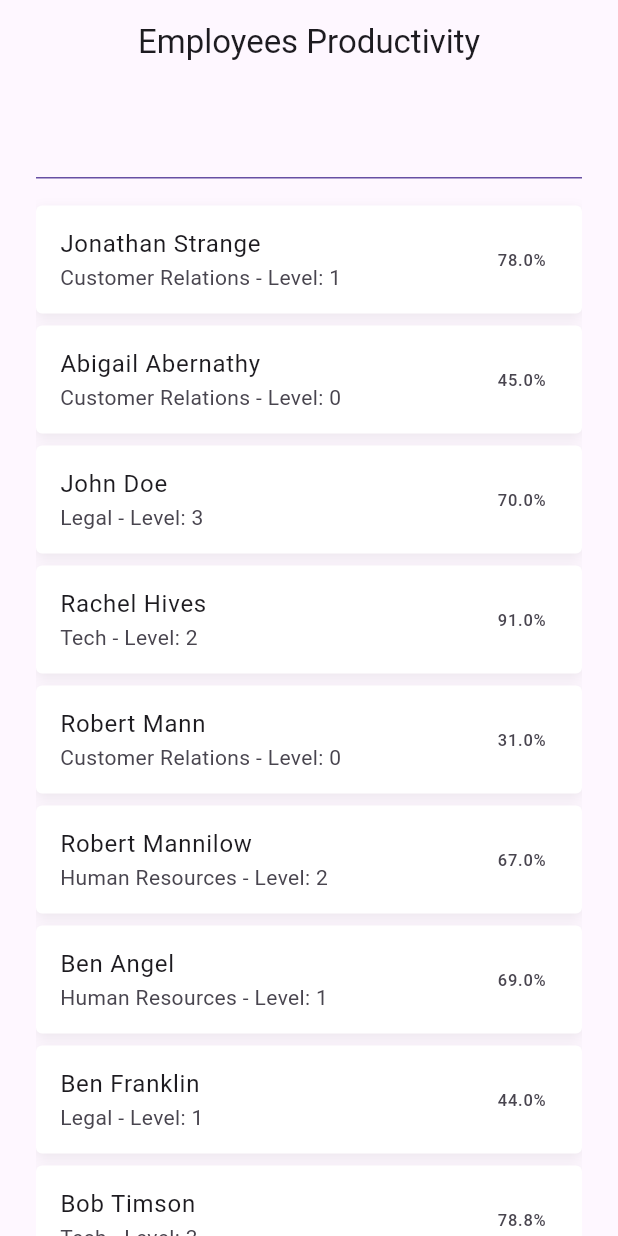
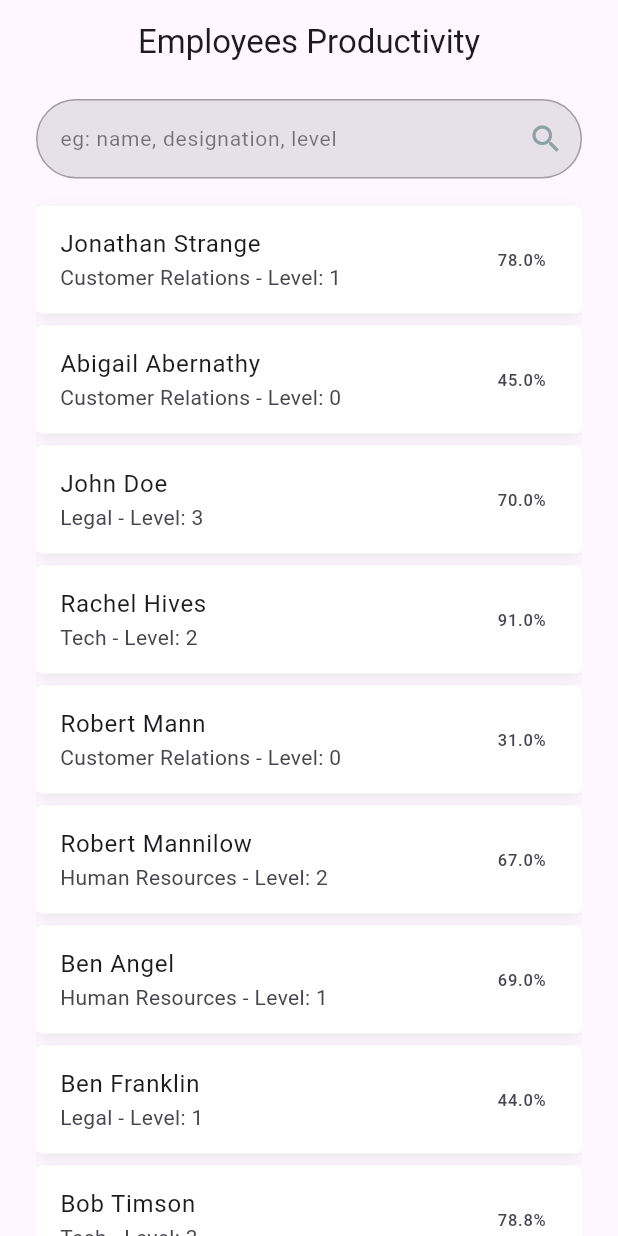
Before and after one commit to Shegzzy/employee_automation, a Flutter app: the screen it shows after launch, on a phone screen of 412 x 824 dp. Run offline on Flutter 3.47's test engine with Material 3 defaults, Android fonts, the phone set to English and light mode, and no system bars; our stand-ins replace sqflite; accounts and stored records are empty.

Commit message:
added new reusable text field widget and constant colors and employee utils

```diff
--- /dev/null
+++ b/lib/common/colors.dart
@@ -0,0 +1,21 @@
+import 'dart:ui';
+
+class AppColors{
+  static const Color primaryColor = Color(0xFF5669FF);
+  static const Color primaryTransparentColor = Color(0xFF4AD2E4);
+  static const Color disabledColor = Color(0xFFC7CDFF);
+  static const Color blackColor = Color(0xFF000000);
+  static Color hintTextColor = const Color(0xFF000000).withValues(alpha: 0.5);
+  static const Color textColor = Color(0xFF101010);
+  static const Color cancelButtonColor = Color(0xFFF35656);
+  static const Color addressTextColor = Color(0xFF747688);
+  static const Color whiteColor = Color(0xFFFFFFFF);
+  static const Color greyColor = Color(0xFF8EA1A6);
+  static const Color resendCodeColor = Color(0xFF120D26);
+  static const Color borderColor = Color(0xFFE4E4E4);
+  static const Color dateColor = Color(0xFFF0635A);
+  static const Color prayerTextColor = Color(0xFF737373);
+  static const Color onlineColor = Color(0xFFF2C94C);
+  static const Color endCallColor = Color(0xFFFF5555);
+  static const Color callerBorderColor = Color(0xFF3BC638);
+}
--- a/lib/modules/details/presentation/details_screen.dart
+++ b/lib/modules/details/presentation/details_screen.dart
@@ -1,5 +1,7 @@
 import 'package:flutter/material.dart';
 import 'package:mobile_assessment/models/employee_model.dart';
+
+import '../../../utils/employment_utils.dart';
 
 class DetailsScreen extends StatefulWidget {
   final Employee employee;
@@ -10,11 +12,15 @@ class DetailsScreen extends StatefulWidget {
 }
 
 class _DetailsScreenState extends State<DetailsScreen> {
+
   @override
   Widget build(BuildContext context) {
+    final status = EmploymentUtils.getStatus(widget.employee.productivityScore, widget.employee.level);
+    final newSalary = EmploymentUtils.getNewSalary(widget.employee.level, widget.employee.productivityScore);
+
     return Scaffold(
       appBar: AppBar(title: const Text('Employee Details'), centerTitle: true,),
-
+      body: Column(),
     );
   }
 }
--- a/lib/modules/home/presentation/home_screen.dart
+++ b/lib/modules/home/presentation/home_screen.dart
@@ -1,4 +1,5 @@
 import 'package:flutter/material.dart';
+import 'package:mobile_assessment/common/colors.dart';
 import 'package:mobile_assessment/common/sizes.dart';
 import 'package:mobile_assessment/modules/details/presentation/details_screen.dart';
 import 'package:mobile_assessment/modules/widgets/employee_card/employee_card.dart';
@@ -36,7 +37,25 @@ class _HomeScreenState extends State<HomeScreen> {
             padding: const EdgeInsets.symmetric(horizontal: EmSizes.lg),
             child: Column(
               children: [
-                CustomTextField(hintText: 'eg: name, designation, level', labelText: '', controller: _searchController,),
+                CustomTextField(
+                  hintText: 'eg: name, designation, level',
+                  labelText: '',
+                  controller: _searchController,
+                  suffix: _searchController.text.isEmpty ?
+                    const Icon(Icons.search, color: AppColors.greyColor,)
+                      : InkWell(
+                        onTap: () {
+                          _searchController.text = '';
+                          emProvider.resetFilter();
+                        },
+                        child: const Icon(Icons.clear, color: AppColors.blackColor,),
+                  ),
+                  onChanged: (value) {
+                    value?.isNotEmpty == true ?
+                      emProvider.filterEmployees(value!) : emProvider.resetFilter();
+
+                  },
+                ),
 
                 employeesCard(emProvider),
               ],
--- a/lib/modules/widgets/inputs/app_textfield.dart
+++ b/lib/modules/widgets/inputs/app_textfield.dart
@@ -1,9 +1,13 @@
 import 'package:flutter/material.dart';
+
+import '../../../common/colors.dart';
+import '../../../common/sizes.dart';
 
 class CustomTextField extends StatelessWidget {
   final String hintText;
   final String labelText;
   final Widget? suffix;
+  final Widget? prefix;
   final bool isPassword;
   final Key? textFieldKey;
   final int? maxLines;
@@ -24,6 +28,7 @@ class CustomTextField extends StatelessWidget {
     required this.labelText,
     this.suffixIcon,
     this.suffix,
+    this.prefix,
     this.keyboardType,
     this.controller,
     this.isPassword = false,
@@ -40,8 +45,7 @@ class CustomTextField extends StatelessWidget {
   Widget build(BuildContext context) {
     return Padding(
       padding: const EdgeInsets.symmetric(vertical: 10.0),
-      child: controller != null
-          ? TextFormField(
+      child: TextFormField(
               key: textFieldKey,
               autovalidateMode: AutovalidateMode.always,
               controller: controller,
@@ -49,53 +53,40 @@ class CustomTextField extends StatelessWidget {
               obscureText: isPassword,
               validator: validator,
               onChanged: onChanged,
-              style: const TextStyle(color: Colors.black, fontSize: 14),
-              cursorColor: Theme.of(context).highlightColor,
+              cursorColor: AppColors.hintTextColor,
               maxLines: isPassword ? 1 : maxLines,
               maxLength: maxLength,
               keyboardType: keyboardType,
               readOnly: readOnly,
+              style: const TextStyle(
+                fontSize: EmSizes.fontSizeSm,
+                fontWeight: FontWeight.w400,
+                color: AppColors.blackColor),
               decoration: InputDecoration(
-                labelText: labelText,
-                suffix: suffix,
-                suffixIcon: suffixIcon,
-                disabledBorder: UnderlineInputBorder(
-                    borderSide:
-                        BorderSide(color: Theme.of(context).primaryColor)),
-                enabledBorder: UnderlineInputBorder(
-                    borderSide:
-                        BorderSide(color: Theme.of(context).primaryColor)),
+                prefixIcon: prefix,
+                suffixIcon: suffix,
+                hintText: hintText,
+                hintStyle: TextStyle(
+                    fontSize: 14,
+                    fontWeight: FontWeight.w400,
+                    color: AppColors.hintTextColor),
+                border: OutlineInputBorder(
+                    borderRadius: BorderRadius.circular(30),
+                    borderSide: BorderSide(
+                        color: AppColors.blackColor.withValues(alpha: 0.3))),
+                enabledBorder: OutlineInputBorder(
+                    borderRadius: BorderRadius.circular(30),
+                    borderSide: BorderSide(
+                        color: AppColors.blackColor.withValues(alpha: 0.3))),
+                focusedBorder: OutlineInputBorder(
+                    borderRadius: BorderRadius.circular(30),
+                    borderSide: BorderSide(
+                        color: AppColors.blackColor.withValues(alpha: 0.3))),
+                // fillColor: fillColor,
+                filled: true,
               ),
+              textInputAction: TextInputAction.search,
             )
-          : TextFormField(
-              key: textFieldKey,
-              autovalidateMode: AutovalidateMode.onUserInteraction,
-              initialValue: initialValue ?? '',
-              enabled: !isDisabled,
-              obscureText: isPassword,
-              validator: validator,
-              onChanged: onChanged,
-              style: const TextStyle(color: Colors.black, fontSize: 14),
-              cursorColor: Theme.of(context).primaryColor,
-              maxLines: isPassword ? 1 : maxLines,
-              maxLength: maxLength,
-              keyboardType: keyboardType ?? TextInputType.text,
-              readOnly: readOnly,
-              decoration: InputDecoration(
-                labelText: labelText,
-                floatingLabelStyle:
-                    TextStyle(color: Theme.of(context).primaryColor),
-                suffix: suffix,
-                suffixIcon: suffixIcon,
-                focusedBorder: UnderlineInputBorder(
-                    borderSide:
-                        BorderSide(color: Theme.of(context).primaryColor)),
-                disabledBorder: const UnderlineInputBorder(
-                    borderSide: BorderSide(color: Colors.grey)),
-                enabledBorder: const UnderlineInputBorder(
-                    borderSide: BorderSide(color: Colors.black)),
-              ),
-            ),
     );
   }
 }
```
